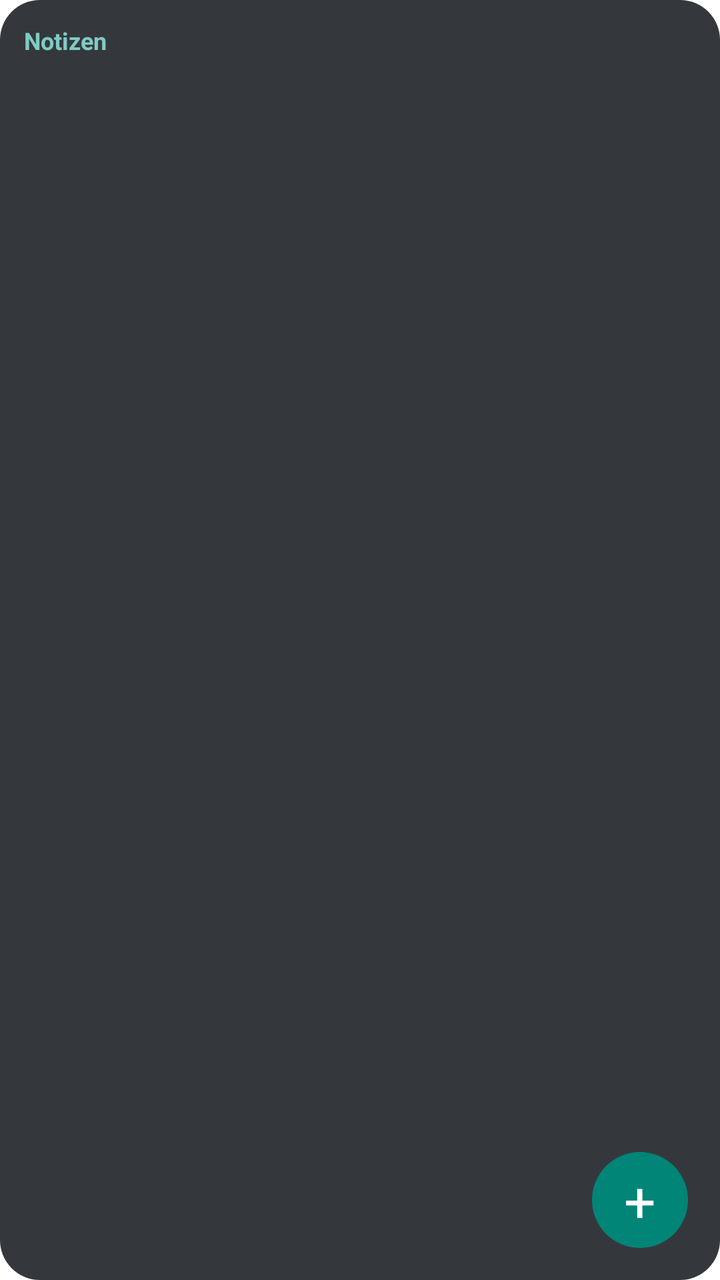
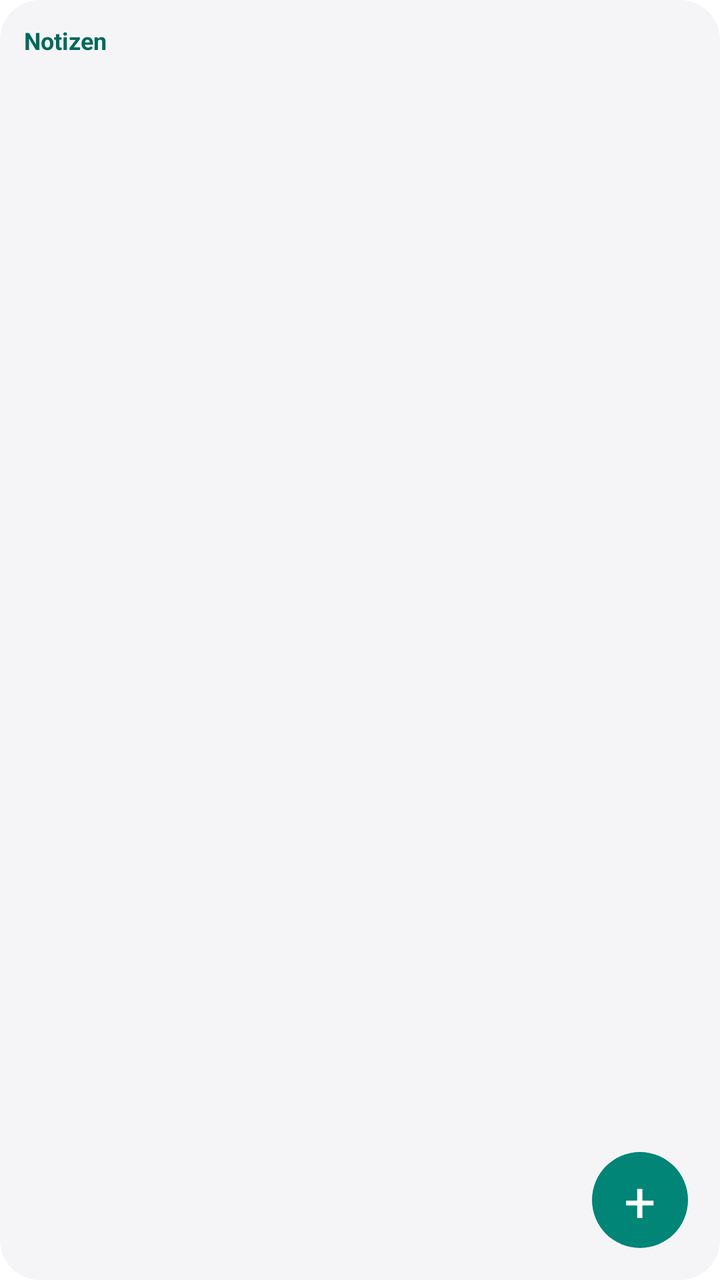

Before-and-after screenshots of an Android layout around one commit, followed by the original layout XML and the change that was made.
<!-- AndroidManifest.xml: fallback theme Theme.MaterialComponents.DayNight.NoActionBar -->
<!-- res/layout/note_widget.xml -->
<?xml version="1.0" encoding="utf-8"?>
<LinearLayout xmlns:android="http://schemas.android.com/apk/res/android"
    android:layout_width="match_parent"
    android:layout_height="match_parent"
    android:orientation="vertical"
    android:padding="12dp"
    android:background="@drawable/widget_bg">

    <TextView android:id="@+id/widget_title"
        android:layout_width="match_parent" android:layout_height="wrap_content"
        android:text="Notizen" android:textColor="#80CBC4"
        android:textSize="12sp" android:textStyle="bold" android:paddingBottom="4dp"/>

    <FrameLayout
        android:layout_width="match_parent"
        android:layout_height="0dp"
        android:layout_weight="1">
        <ListView
            android:id="@+id/widget_list"
            android:layout_width="match_parent"
            android:layout_height="match_parent"
            android:clipToPadding="false"
            android:divider="#40FFFFFF"
            android:dividerHeight="1dp"
            android:paddingBottom="56dp"
            android:scrollbars="vertical"/>
        <TextView
            android:id="@+id/widget_empty"
            android:layout_width="match_parent"
            android:layout_height="match_parent"
            android:gravity="center"
            android:text="Noch keine Notizen"
            android:textColor="#DDFFFFFF"
            android:textSize="14sp"
            android:visibility="gone"/>
        <TextView
            android:id="@+id/widget_add"
            android:layout_width="48dp"
            android:layout_height="48dp"
            android:layout_gravity="bottom|end"
            android:layout_margin="4dp"
            android:background="@drawable/widget_fab_bg"
            android:contentDescription="Aktionen"
            android:gravity="center"
            android:text="+"
            android:textColor="#FFFFFF"
            android:textSize="28sp"/>
    </FrameLayout>
</LinearLayout>
<!-- resources referenced by this layout -->
<resources>
  <!-- drawable widget_bg (drawable) -->
  <?xml version="1.0" encoding="utf-8"?>
  <shape xmlns:android="http://schemas.android.com/apk/res/android" android:shape="rectangle">
      <solid android:color="#E61F2328"/>
      <corners android:radius="20dp"/>
  </shape>
  <!-- drawable widget_fab_bg (drawable) -->
  <?xml version="1.0" encoding="utf-8"?>
  <shape xmlns:android="http://schemas.android.com/apk/res/android" android:shape="oval">
      <solid android:color="#008577"/>
  </shape>
</resources>

<!-- the commit's change to res/layout/note_widget.xml (unified diff, before → after) -->
@@ -8,7 +8,7 @@
 
     <TextView android:id="@+id/widget_title"
         android:layout_width="match_parent" android:layout_height="wrap_content"
-        android:text="Notizen" android:textColor="#80CBC4"
+        android:text="Notizen" android:textColor="@color/widget_title"
         android:textSize="12sp" android:textStyle="bold" android:paddingBottom="4dp"/>
 
     <FrameLayout
@@ -20,7 +20,7 @@
             android:layout_width="match_parent"
             android:layout_height="match_parent"
             android:clipToPadding="false"
-            android:divider="#40FFFFFF"
+            android:divider="@color/widget_divider"
             android:dividerHeight="1dp"
             android:paddingBottom="56dp"
             android:scrollbars="vertical"/>
@@ -30,7 +30,7 @@
             android:layout_height="match_parent"
             android:gravity="center"
             android:text="Noch keine Notizen"
-            android:textColor="#DDFFFFFF"
+            android:textColor="@color/widget_text"
             android:textSize="14sp"
             android:visibility="gone"/>
         <TextView
<!-- resource entries referenced after the edit -->
@@ -1,15 +1,20 @@
 <!-- resources referenced by this layout -->
 <resources>
+  <color name="widget_divider">#331F2328</color>
+  <color name="widget_text">#DE1F2328</color>
+  <color name="widget_title">#00695C</color>
   <!-- drawable widget_bg (drawable) -->
   <?xml version="1.0" encoding="utf-8"?>
   <shape xmlns:android="http://schemas.android.com/apk/res/android" android:shape="rectangle">
-      <solid android:color="#E61F2328"/>
+      <solid android:color="@color/widget_background"/>
       <corners android:radius="20dp"/>
   </shape>
   <!-- drawable widget_fab_bg (drawable) -->
   <?xml version="1.0" encoding="utf-8"?>
   <shape xmlns:android="http://schemas.android.com/apk/res/android" android:shape="oval">
-      <solid android:color="#008577"/>
+      <solid android:color="@color/widget_fab_background"/>
   </shape>
+  <color name="widget_background">#F5F5F7</color>
+  <color name="widget_fab_background">#008577</color>
 </resources>
 
